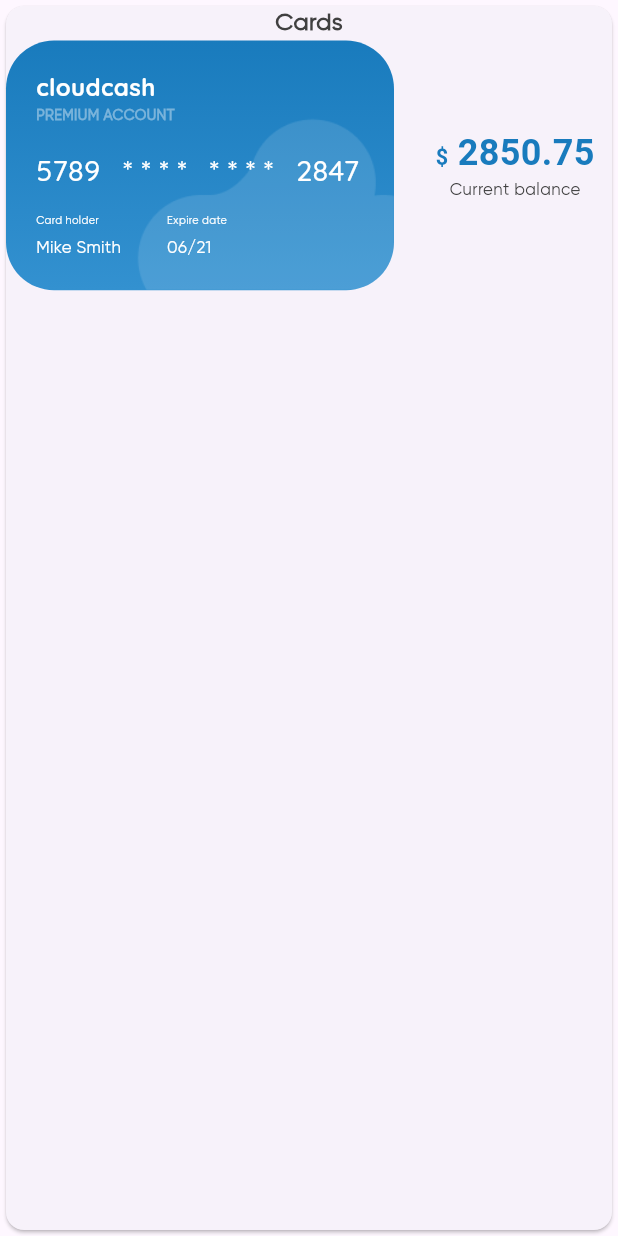
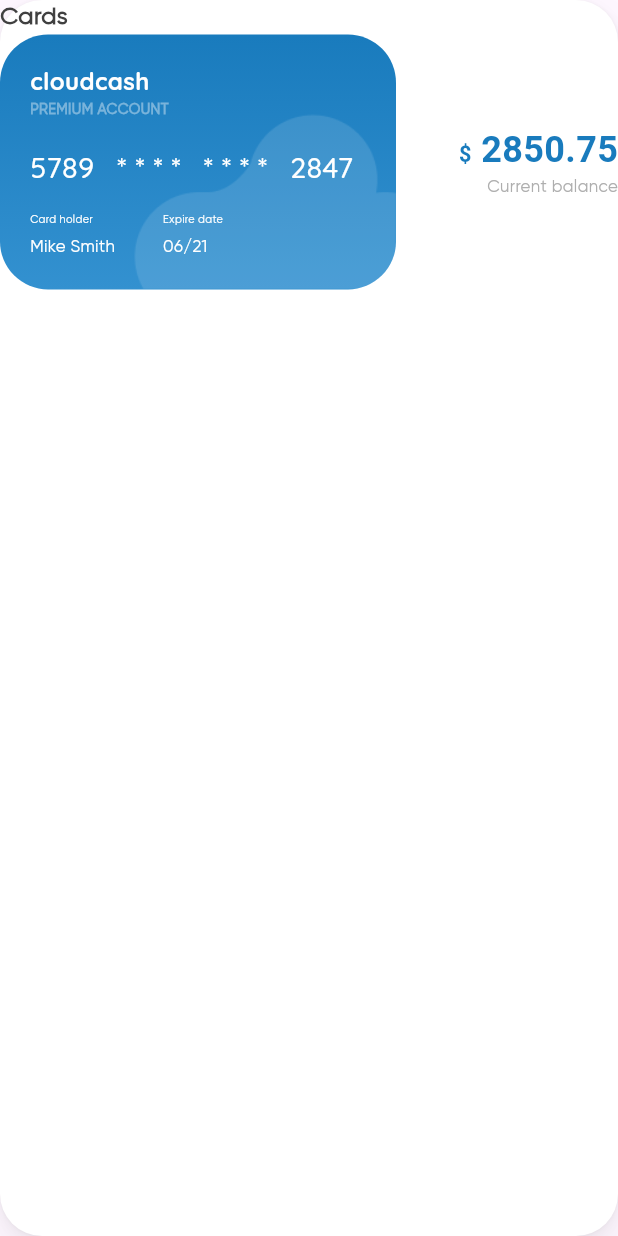
Before and after one commit to amirrrra/Financial-Dashboard, a Flutter app: the CardWidget widget shown alone on an empty page, opened directly, on a phone screen of 412 x 824 dp. Run offline on Flutter 3.47's test engine with Material 3 defaults, Android fonts, the phone set to English and light mode, and no system bars; our stand-ins replace flutter_svg.

Commit message:
build custom container

```diff
--- a/lib/utils/app_colors.dart
+++ b/lib/utils/app_colors.dart
@@ -11,6 +11,8 @@ abstract class AppColors {
   static const greyF1 = Color(0xffF1F1F1);
   static const greyF8 = Color(0xffF8F8F8);
   static const black = Color(0xff000000);
+  static const blackA = Color(0x0A000000);
+  static const blackF = Color(0x0F000000);
   static var black4 = const Color(0xff000000).withOpacity(4);
   static var black6 = const Color(0xff000000).withOpacity(6);
   static const white = Color(0xffFFFFFF);
--- a/lib/utils/app_styles.dart
+++ b/lib/utils/app_styles.dart
@@ -20,6 +20,7 @@ abstract class AppStyles {
   static TextStyle regular14(BuildContext context) {
     return TextStyle(
       fontSize: getResponsiveFontSize(context, 14),
+      color: AppColors.greyAe
     );
   }
 
--- a/lib/widgets/card_widget.dart
+++ b/lib/widgets/card_widget.dart
@@ -1,5 +1,6 @@
 import 'package:financial_dashboard/utils/app_styles.dart';
 import 'package:financial_dashboard/widgets/card_cloudcash_widget.dart';
+import 'package:financial_dashboard/widgets/custom_container_widget.dart';
 import 'package:flutter/material.dart';
 
 class CardWidget extends StatelessWidget {
@@ -7,8 +8,9 @@ class CardWidget extends StatelessWidget {
 
   @override
   Widget build(BuildContext context) {
-    return Card(
+    return CustomContainerWidget(
       child: Column(
+        crossAxisAlignment: CrossAxisAlignment.start,
         children: [
           Text(
             'Cards',
@@ -24,6 +26,7 @@ class CardWidget extends StatelessWidget {
               Expanded(
                 flex: 1,
                 child: Column(
+                  crossAxisAlignment: CrossAxisAlignment.end,
                   children: [
                     Text.rich(
                       TextSpan(
--- /dev/null
+++ b/lib/widgets/custom_container_widget.dart
@@ -0,0 +1,39 @@
+import 'package:financial_dashboard/utils/app_colors.dart';
+import 'package:flutter/material.dart';
+
+class CustomContainerWidget extends StatelessWidget {
+  final Widget? child;
+  const CustomContainerWidget({super.key, this.child});
+
+  @override
+  Widget build(BuildContext context) {
+    return Container(
+      decoration: BoxDecoration(
+        boxShadow: shadows,
+        borderRadius: BorderRadius.all(Radius.circular(28)),
+        gradient: const LinearGradient(
+          begin: Alignment(0.00, -1.00),
+          end: Alignment(0, 1),
+          colors: [AppColors.white, AppColors.white],
+        ),
+      ),
+      child:child);
+  }
+   List<BoxShadow> get shadows => [
+        BoxShadow(
+          color: AppColors.blackA,
+          blurRadius: 1,
+          offset: Offset(0, 0),
+        ),
+        BoxShadow(
+          color: AppColors.blackA,
+          blurRadius: 6,
+          offset: Offset(0, 2),
+        ),
+        BoxShadow(
+          color: AppColors.blackF,
+          blurRadius: 24,
+          offset: Offset(0, 16),
+        )
+      ];
+}
```
